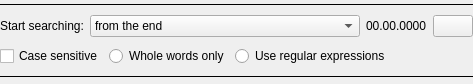
Before: the Qt Designer form src/widget/form/searchsettingsform.ui in qTox/qTox, drawn with Qt 5.
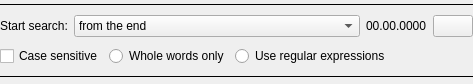
After: the same form once the commit is applied.

The edit to the form file:
```diff
--- a/src/widget/form/searchsettingsform.ui
+++ b/src/widget/form/searchsettingsform.ui
@@ -38,7 +38,7 @@
      <item>
       <widget class="QLabel" name="label">
        <property name="text">
-        <string>Start searching:</string>
+        <string>Start search:</string>
        </property>
       </widget>
      </item>
```
Left out of the diff: 11 changed lines with no effect on the pictures.
